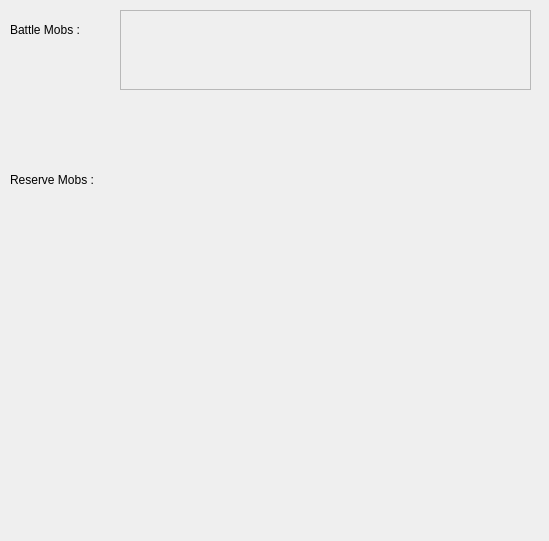
The window that MMO/Res/digitaliserview.ui (maresc-g/linumon) describes before a commit, drawn with Qt 5.
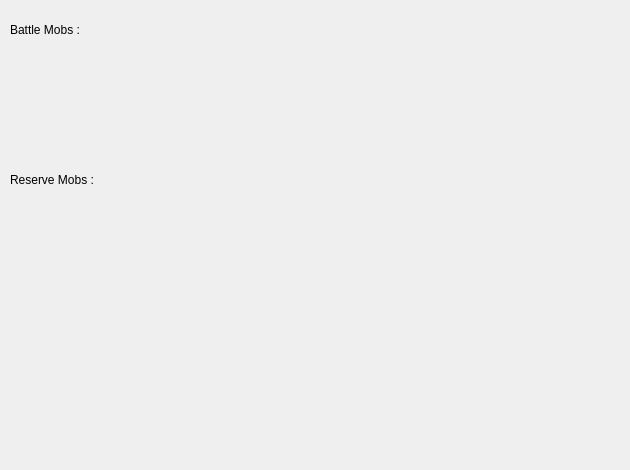
The same window after the commit.

Patch:
```diff
--- a/MMO/Res/digitaliserview.ui
+++ b/MMO/Res/digitaliserview.ui
@@ -6,8 +6,8 @@
    <rect>
     <x>0</x>
     <y>0</y>
-    <width>549</width>
-    <height>541</height>
+    <width>630</width>
+    <height>470</height>
    </rect>
   </property>
   <property name="windowTitle">
@@ -44,28 +44,12 @@
     <rect>
      <x>120</x>
      <y>160</y>
-     <width>411</width>
+     <width>501</width>
      <height>291</height>
     </rect>
    </property>
    <layout class="QGridLayout" name="gl_scroll"/>
   </widget>
-  <widget class="QFrame" name="f_battleMobs">
-   <property name="geometry">
-    <rect>
-     <x>120</x>
-     <y>10</y>
-     <width>411</width>
-     <height>80</height>
-    </rect>
-   </property>
-   <property name="frameShape">
-    <enum>QFrame::StyledPanel</enum>
-   </property>
-   <property name="frameShadow">
-    <enum>QFrame::Raised</enum>
-   </property>
-  </widget>
  </widget>
  <resources/>
  <connections/>
```
